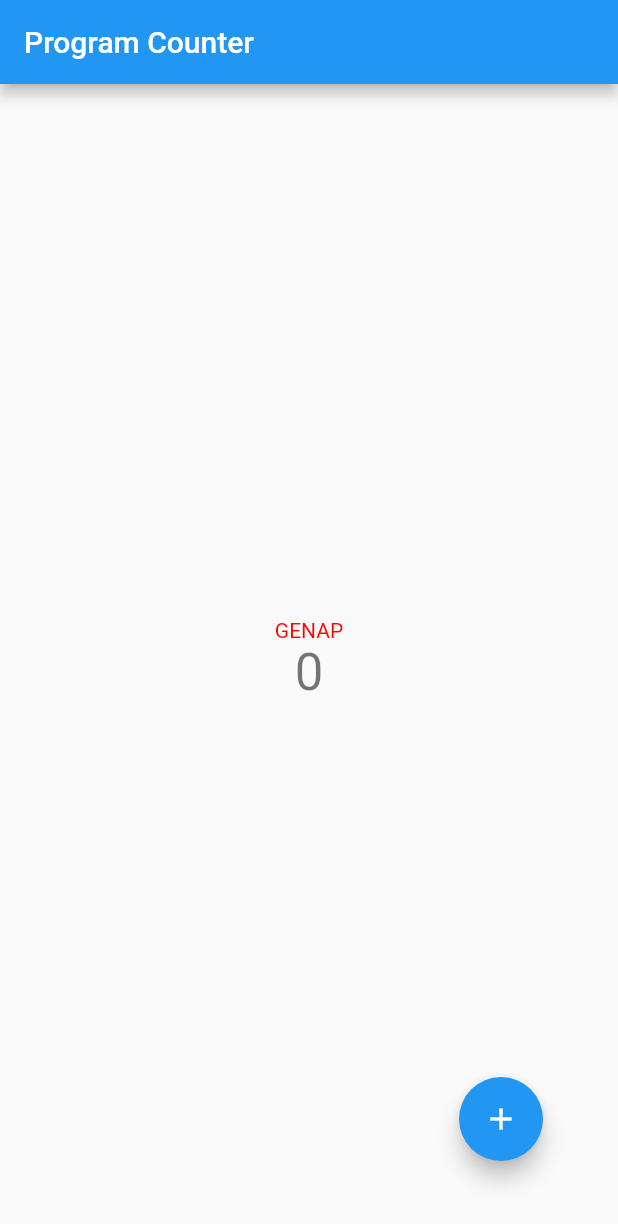
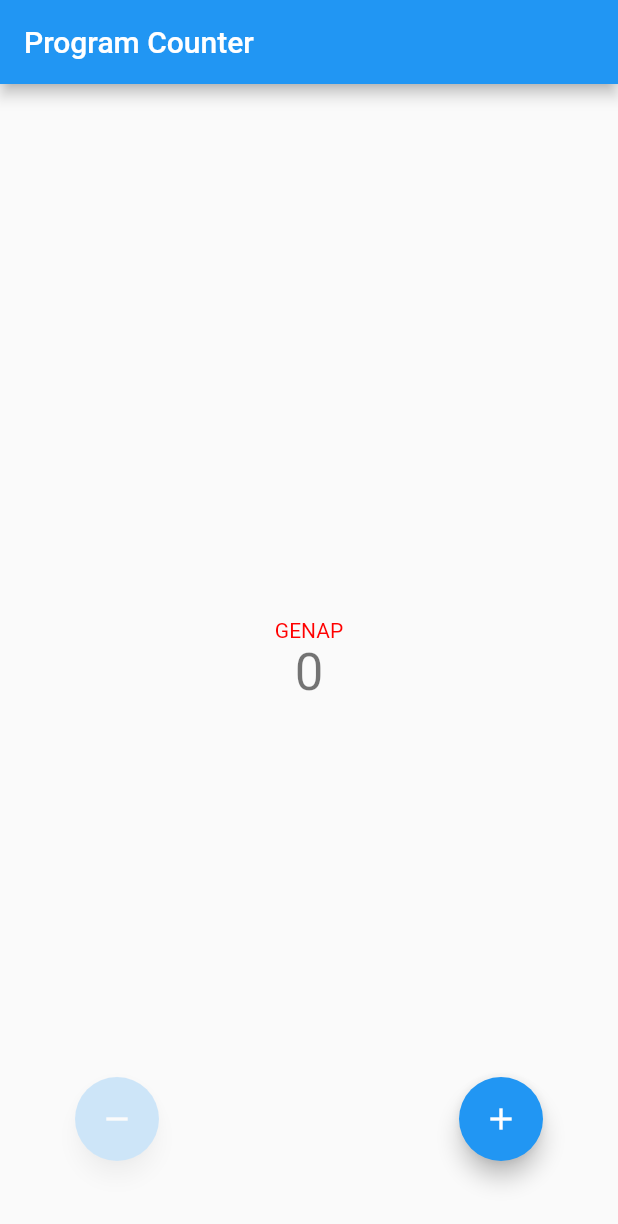
Before and after one commit to ahmadhanif3/pbp-flutter-lab, a Flutter app: the screen it shows after launch, on a phone screen of 412 x 824 dp. Shown: the top 1224 px of the screen. Run offline on Flutter 3.47's test engine with Material 2 defaults, Android fonts, the phone set to English and light mode, and no system bars.

Commit message:
Assignment 7 Finishing Touches

```diff
--- a/counter_7/lib/main.dart
+++ b/counter_7/lib/main.dart
@@ -84,11 +84,11 @@ class _MyHomePageState extends State<MyHomePage> {
           children: <Widget>[
              Align(
                 alignment: Alignment.bottomLeft,
-                child: Opacity(
-                  opacity: (_counter > 0)? 1:0,
+                child: Opacity( // Bisa dengan Visibility()
+                  opacity: (_counter > 0)? 1:0.2,
                   child:  FloatingActionButton(
                       onPressed: _decrementCounter,
-                      tooltip: 'Decrement',
+                      tooltip: (_counter > 0)? 'Decrement':'',
                       child: const Icon(Icons.remove),
                     )
                 )
```
Also changed, not shown: 1 other file.
